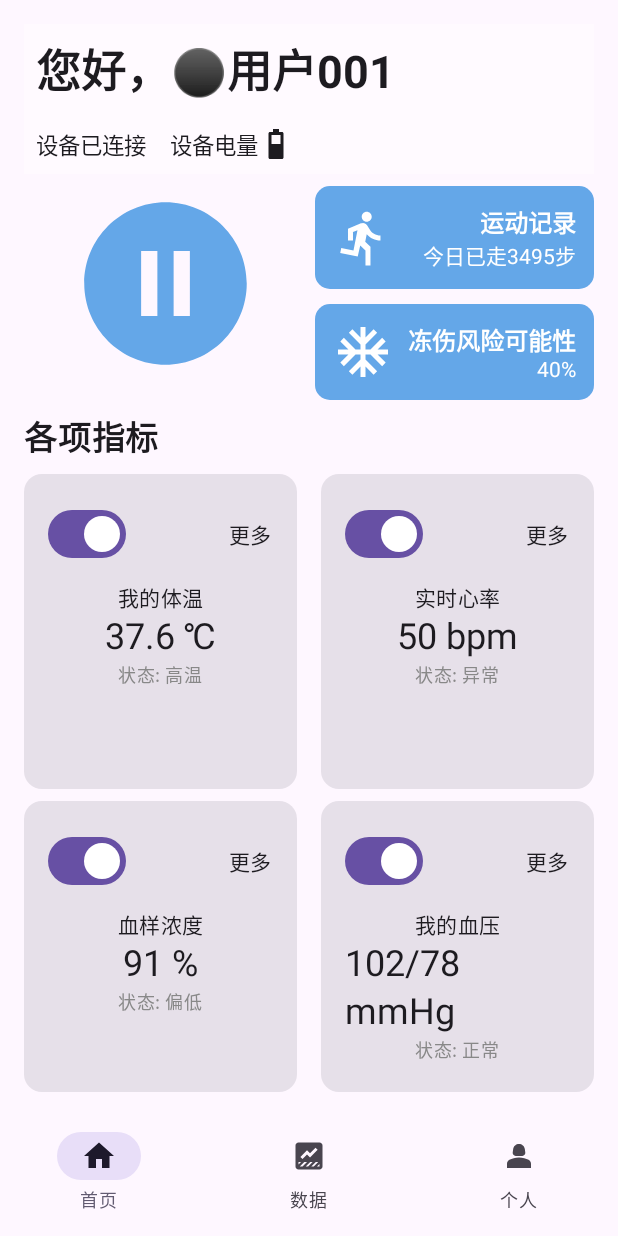
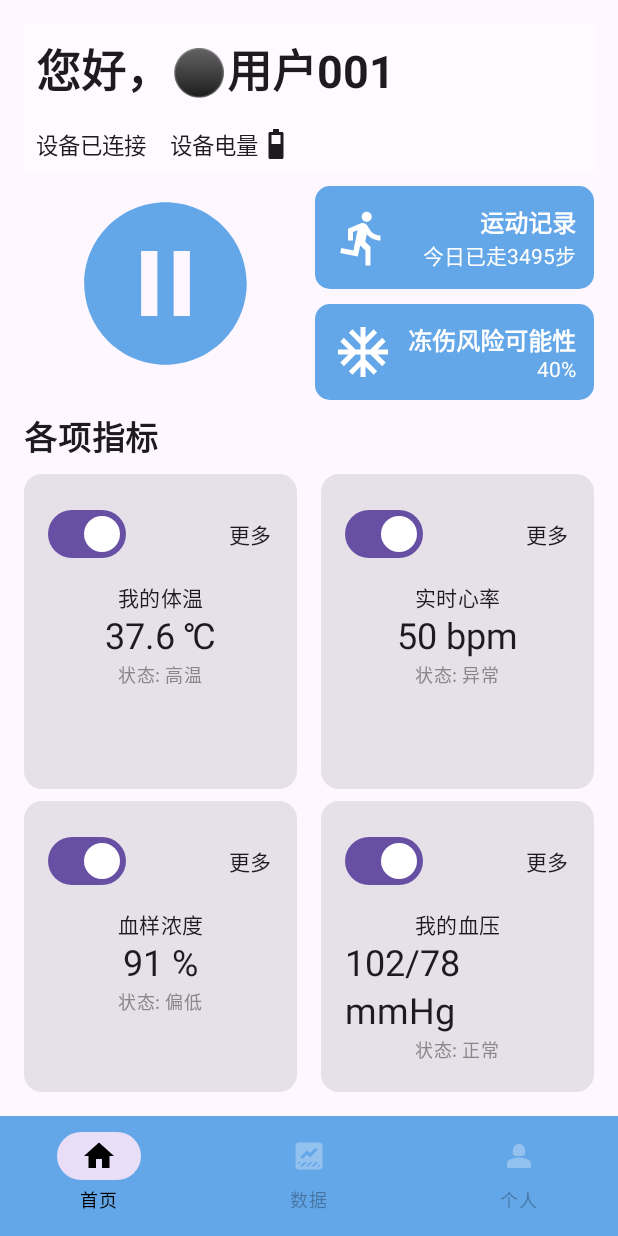
Before and after one commit to longfeiCA/simpleHealthManagement, an Android app built with Jetpack Compose: the screen it shows after launch (MainActivity), on a phone screen of 412 x 824 dp. Run offline under Robolectric (Android 15) with nearby library versions, the phone set to English and light mode, and no system bars.

Commit message:
nav bar fix

```diff
--- a/app/src/main/java/com/example/simplehealthmanagement/HealthScreen.kt
+++ b/app/src/main/java/com/example/simplehealthmanagement/HealthScreen.kt
@@ -2,25 +2,16 @@ package com.example.simplehealthmanagement
 
 import androidx.compose.foundation.background
 import androidx.compose.foundation.layout.*
-import androidx.compose.foundation.shape.CircleShape
 import androidx.compose.foundation.shape.RoundedCornerShape
 import androidx.compose.material.icons.Icons
 import androidx.compose.material.icons.automirrored.filled.DirectionsRun
 import androidx.compose.material.icons.filled.Battery4Bar
-import androidx.compose.material.icons.filled.BatteryChargingFull
-import androidx.compose.material.icons.filled.BatteryFull
-import androidx.compose.material.icons.filled.BatteryStd
 import androidx.compose.material.icons.filled.DataThresholding
-import androidx.compose.material.icons.filled.DirectionsRun
-import androidx.compose.material.icons.filled.Flare
 import androidx.compose.material.icons.filled.Home
-import androidx.compose.material.icons.filled.Pause
 import androidx.compose.material.icons.filled.PauseCircle
 import androidx.compose.material.icons.filled.Person2
-import androidx.compose.material.icons.filled.PersonalVideo
 import androidx.compose.material.icons.outlined.AcUnit
 import androidx.compose.material3.*
-import androidx.compose.material3.NavigationBarDefaults.containerColor
 import androidx.compose.runtime.*
 import androidx.compose.ui.Alignment
 import androidx.compose.ui.Modifier
@@ -49,26 +40,39 @@ fun HealthScreen(viewModel: HealthViewModel) {
     val isBloodOxygenSwitchOn by viewModel.isBloodOxygenSwitchOn.collectAsState()
     val isBloodPressureSwitchOn by viewModel.isBloodPressureSwitchOn.collectAsState()
 
+
+    // UI parameters
+    val navigationItemColors = NavigationBarItemDefaults.colors(
+        selectedIconColor = Color.Black,
+        selectedTextColor = Color.Black,
+        unselectedIconColor = Color.White.copy(alpha = 0.3f),
+        unselectedTextColor = Color.Black.copy(alpha = 0.3f)
+    )
+
     Scaffold(
         bottomBar = {
-            NavigationBar(containerColor = Color.Transparent) {
+            NavigationBar(containerColor = Color(0xFF64A7E8)) {
                 NavigationBarItem(
                     selected = true,
                     onClick = { /*TODO*/ },
                     icon = { Icon(Icons.Filled.Home, contentDescription = "首页") },
-                    label = { Text("首页") }
+                    label = { Text("首页") },
+                    colors = navigationItemColors
                 )
                 NavigationBarItem(
                     selected = false,
                     onClick = { /*TODO*/ },
                     icon = { Icon(Icons.Filled.DataThresholding, contentDescription = "数据") },
-                    label = { Text("数据") }
+                    label = { Text("数据") },
+                    colors = navigationItemColors
+
                 )
                 NavigationBarItem(
                     selected = false,
                     onClick = { /*TODO*/ },
                     icon = { Icon(Icons.Filled.Person2, contentDescription = "个人") },
-                    label = { Text("个人") }
+                    label = { Text("个人") },
+                    colors = navigationItemColors
                 )
             }
         }
```
